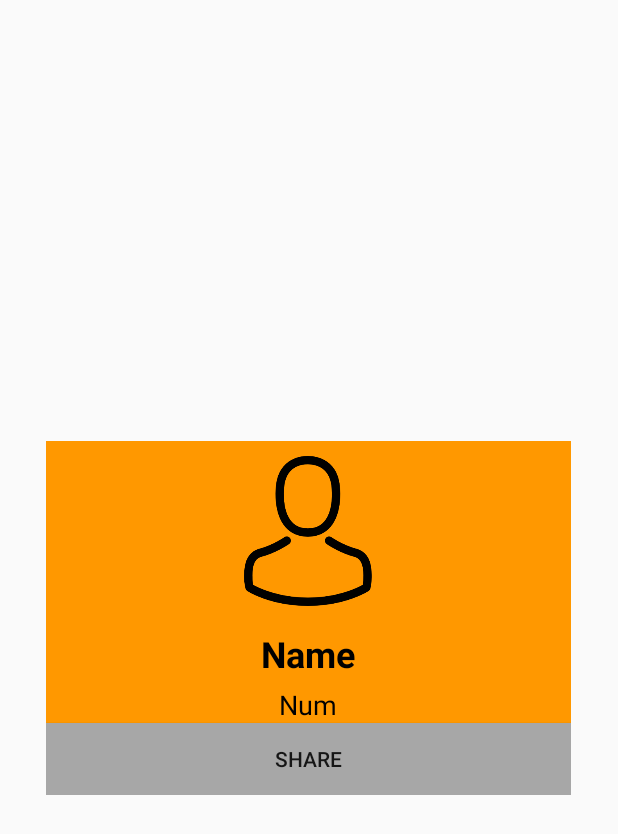
After one commit to mancha97/Contacts, an Android app: the layout display.xml on its own in the app's theme, with its tools: preview values and no code run, on a phone screen of 412 x 824 dp. The commit adds this screen. Shown: the top 834 px of the screen. Run offline under Robolectric (Android 15) with nearby library versions, the phone set to English and light mode, and no system bars.

Commit message:
adding contact display and share button

```diff
--- a/app/src/main/AndroidManifest.xml
+++ b/app/src/main/AndroidManifest.xml
@@ -15,7 +15,8 @@
         android:roundIcon="@mipmap/ic_launcher_round"
         android:supportsRtl="true"
         android:theme="@style/AppTheme">
-        <activity android:name=".MainActivity">
+        <activity android:name=".MainActivity"
+            android:configChanges="orientation|screenSize|keyboardHidden">
             <intent-filter>
                 <action android:name="android.intent.action.MAIN" />
 
--- /dev/null
+++ b/app/src/main/res/layout/display.xml
@@ -0,0 +1,67 @@
+<?xml version="1.0" encoding="utf-8"?>
+
+<RelativeLayout
+    xmlns:android="http://schemas.android.com/apk/res/android"
+    android:layout_width="350dp"
+    android:layout_height="wrap_content"
+    android:layout_gravity="center"
+    android:gravity="center"
+    android:background="@color/colorPrimary"
+    >
+
+    <LinearLayout
+        android:layout_marginTop="65dp"
+        android:layout_width="match_parent"
+        android:layout_height="wrap_content"
+        android:orientation="vertical"
+        android:background="@color/colorPrimary"
+        android:gravity="center_horizontal">
+
+        <TextView
+            android:id="@+id/display_name"
+            android:layout_width="wrap_content"
+            android:layout_height="wrap_content"
+            android:text="Name"
+            android:textColor="#000"
+            android:textSize="24sp"
+            android:textStyle="bold"
+            android:layout_marginTop="60dp"/>
+
+        <TextView
+            android:id="@+id/display_number"
+            android:layout_width="wrap_content"
+            android:layout_height="wrap_content"
+            android:text="Num"
+            android:textColor="#000"
+            android:textSize="18sp"
+            android:layout_marginTop="5sp"/>
+
+
+
+
+
+        <Button
+            android:id="@+id/display_share"
+            android:layout_width="match_parent"
+            android:layout_height="wrap_content"
+            android:background="#a7a7a7"
+            android:padding="10dp"
+            android:text="share"/>
+
+    </LinearLayout>
+
+    <ImageView
+
+        android:id="@+id/display_image"
+        android:padding="10dp"
+        android:layout_width="120dp"
+        android:layout_height="120dp"
+        android:src="@drawable/avatar"
+        android:layout_centerHorizontal="true"
+        android:layout_alignParentTop="true"
+        />
+
+
+
+
+</RelativeLayout>
--- a/app/src/main/res/layout/item_call.xml
+++ b/app/src/main/res/layout/item_call.xml
@@ -9,7 +9,8 @@
     android:weightSum="10">
 
     <Button
-
+        android:maxWidth="44dp"
+        android:maxHeight="44dp"
         android:layout_width="0dp"
         android:layout_marginLeft="8dp"
         android:id="@+id/contact_info"
@@ -22,6 +23,7 @@
         android:layout_width="0dp"
         android:layout_weight="8"
         android:padding="5dp"
+        android:id="@+id/contact_disp"
         android:layout_height="wrap_content"
         android:orientation="vertical">
 
@@ -53,6 +55,8 @@
             />
     </LinearLayout>
     <Button
+        android:maxWidth="32dp"
+        android:maxHeight="44dp"
         android:id="@+id/contact_call"
         android:layout_marginRight="8dp"
         android:layout_width="0dp"
--- a/app/src/main/res/layout/item_fav.xml
+++ b/app/src/main/res/layout/item_fav.xml
@@ -9,6 +9,8 @@
     android:weightSum="11">
 
     <Button
+        android:maxWidth="44dp"
+        android:maxHeight="44dp"
         android:id="@+id/contact_info"
         android:layout_width="0dp"
         android:layout_marginLeft="8dp"
@@ -45,6 +47,8 @@
 
     </LinearLayout>
     <ImageView
+        android:maxWidth="44dp"
+        android:maxHeight="44dp"
         android:id="@+id/contact_fav"
         android:layout_width="0dp"
         android:layout_height="32dp"
@@ -53,6 +57,8 @@
         android:layout_gravity="center"
         android:src="@drawable/star"/>
     <Button
+        android:maxWidth="44dp"
+        android:maxHeight="44dp"
         android:id="@+id/contact_call"
         android:layout_marginRight="8dp"
         android:layout_width="0dp"
```
Also changed, not shown: app/src/main/java/com/valle00018316/parcial1/adapter/CallRvAdapter.java (+14 -1 lines), app/src/main/java/com/valle00018316/parcial1/adapter/ContactRvAdapter.java (+46 -0 lines), app/src/main/java/com/valle00018316/parcial1/adapter/FavRvAdapter.java (+42 -2 lines), app/src/main/res/layout-land/activity_main.xml (added, +47 -0 lines), app/src/main/res/layout/item_contact.xml (+7 -1 lines), app/src/main/res/values/strings.xml (+11 -9 lines), 2 other files.
